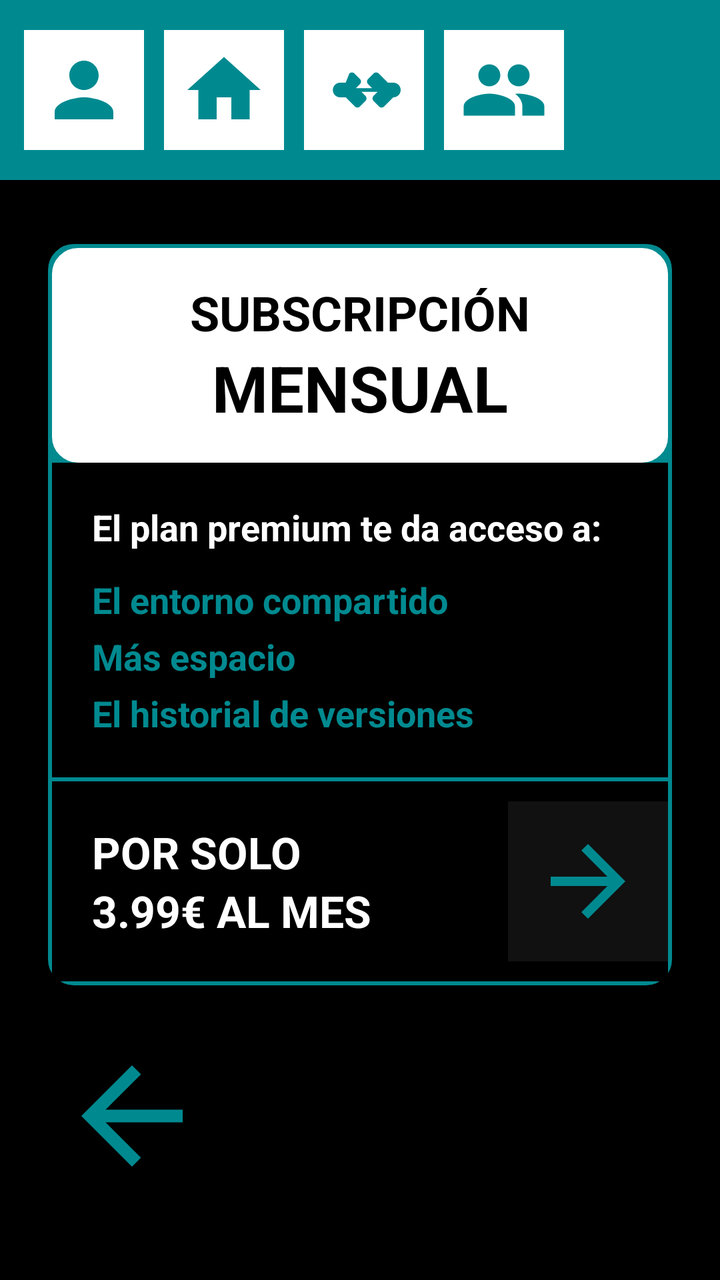
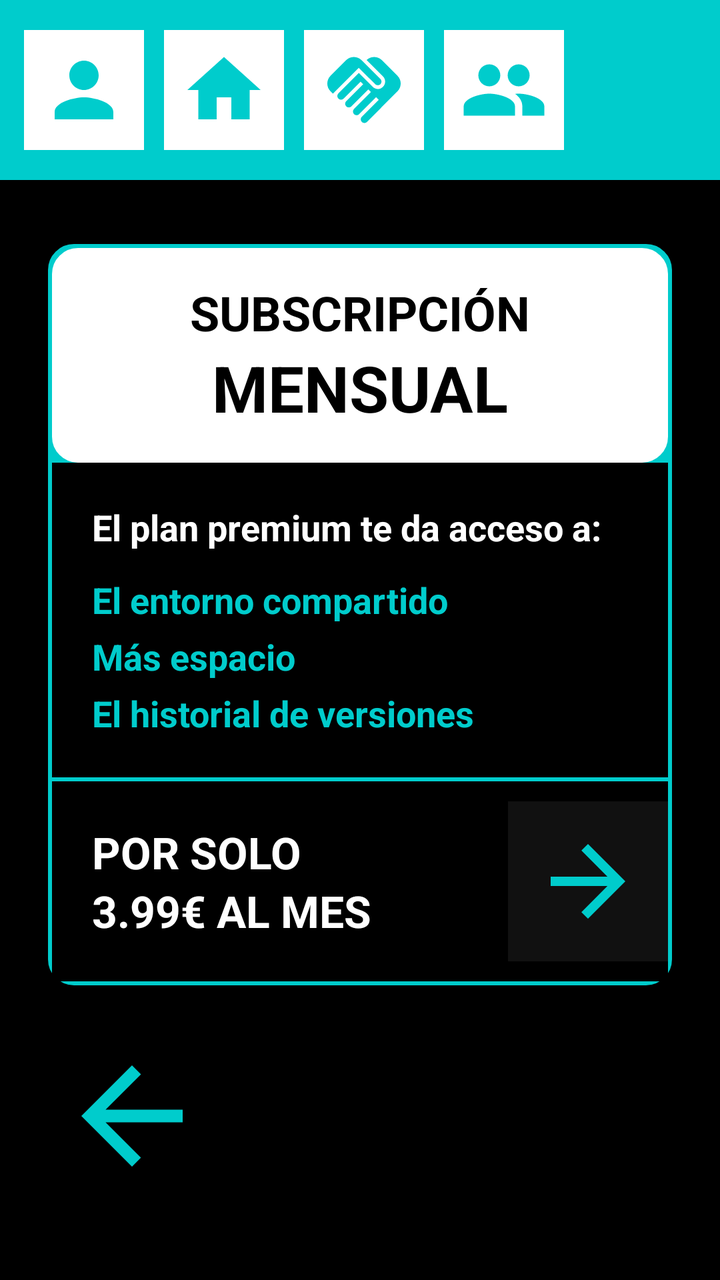

Two renders of the same Android screen: before a commit and after it. Below are the layout's source before the change and the commit's diff.
<!-- AndroidManifest.xml: application theme Theme.QuikFile -->
<!-- res/layout/activity_subscription.xml -->
<?xml version="1.0" encoding="utf-8"?>
<androidx.constraintlayout.widget.ConstraintLayout xmlns:android="http://schemas.android.com/apk/res/android"
    xmlns:app="http://schemas.android.com/apk/res-auto"
    xmlns:tools="http://schemas.android.com/tools"
    android:layout_width="match_parent"
    android:layout_height="match_parent"
    android:background="@color/background_black"
    tools:context=".SubscriptionActivity">

    
    <LinearLayout
        android:id="@+id/topBar"
        android:layout_width="match_parent"
        android:layout_height="90dp"
        android:background="@color/blue_app"
        android:gravity="center_vertical"
        android:orientation="horizontal"
        android:paddingStart="12dp"
        android:paddingEnd="12dp"
        android:elevation="4dp"
        app:layout_constraintTop_toTopOf="parent">

        <ImageView
            android:id="@+id/btnSettingsTop"
            android:layout_width="60dp"
            android:layout_height="60dp"
            android:layout_marginEnd="10dp"
            android:background="@color/white"
            android:padding="8dp"
            android:src="@drawable/ic_person"
            app:tint="@color/blue_app" />

        <ImageView
            android:id="@+id/btnHomeTop"
            android:layout_width="60dp"
            android:layout_height="60dp"
            android:layout_marginEnd="10dp"
            android:background="@color/white"
            android:padding="8dp"
            android:src="@drawable/ic_home"
            app:tint="@color/blue_app" />

        <ImageView
            android:id="@+id/btnSharedTop"
            android:layout_width="60dp"
            android:layout_height="60dp"
            android:layout_marginEnd="10dp"
            android:background="@color/white"
            android:padding="8dp"
            android:src="@drawable/ic_handshake"
            app:tint="@color/blue_app" />

        <ImageView
            android:id="@+id/btnLoginTop"
            android:layout_width="60dp"
            android:layout_height="60dp"
            android:background="@color/white"
            android:padding="8dp"
            android:src="@drawable/ic_group"
            app:tint="@color/blue_app" />
    </LinearLayout>

    
    <LinearLayout
        android:id="@+id/subscriptionCard"
        android:layout_width="match_parent"
        android:layout_height="wrap_content"
        android:layout_marginStart="24dp"
        android:layout_marginTop="32dp"
        android:layout_marginEnd="24dp"
        android:background="@drawable/search_bar_background"
        android:backgroundTint="@color/blue_app"
        android:orientation="vertical"
        android:padding="2dp"
        app:layout_constraintTop_toBottomOf="@id/topBar">

        
        <LinearLayout
            android:layout_width="match_parent"
            android:layout_height="wrap_content"
            android:background="@drawable/search_bar_background"
            android:backgroundTint="@color/white"
            android:gravity="center"
            android:orientation="vertical"
            android:padding="16dp">

            <TextView
                android:layout_width="wrap_content"
                android:layout_height="wrap_content"
                android:text="SUBSCRIPCIÓN"
                android:textColor="@color/black"
                android:textSize="24sp"
                android:textStyle="bold" />

            <TextView
                android:layout_width="wrap_content"
                android:layout_height="wrap_content"
                android:text="MENSUAL"
                android:textColor="@color/black"
                android:textSize="32sp"
                android:textStyle="bold" />
        </LinearLayout>

        
        <LinearLayout
            android:layout_width="match_parent"
            android:layout_height="wrap_content"
            android:background="@color/background_black"
            android:orientation="vertical"
            android:padding="20dp">

            <TextView
                android:layout_width="wrap_content"
                android:layout_height="wrap_content"
                android:text="El plan premium te da acceso a:"
                android:textColor="@color/white"
                android:textSize="18sp"
                android:textStyle="bold" />

            <TextView
                android:layout_width="wrap_content"
                android:layout_height="wrap_content"
                android:layout_marginTop="12dp"
                android:text="El entorno compartido"
                android:textColor="@color/blue_app"
                android:textSize="18sp"
                android:textStyle="bold" />

            <TextView
                android:layout_width="wrap_content"
                android:layout_height="wrap_content"
                android:layout_marginTop="4dp"
                android:text="Más espacio"
                android:textColor="@color/blue_app"
                android:textSize="18sp"
                android:textStyle="bold" />

            <TextView
                android:layout_width="wrap_content"
                android:layout_height="wrap_content"
                android:layout_marginTop="4dp"
                android:text="El historial de versiones"
                android:textColor="@color/blue_app"
                android:textSize="18sp"
                android:textStyle="bold" />
        </LinearLayout>

        
        <LinearLayout
            android:layout_width="match_parent"
            android:layout_height="wrap_content"
            android:background="@color/background_black"
            android:gravity="center_vertical"
            android:orientation="horizontal"
            android:paddingStart="20dp"
            android:paddingTop="10dp"
            android:paddingBottom="10dp"
            android:layout_marginTop="2dp">

            <LinearLayout
                android:layout_width="0dp"
                android:layout_height="wrap_content"
                android:layout_weight="1"
                android:orientation="vertical">

                <TextView
                    android:layout_width="wrap_content"
                    android:layout_height="wrap_content"
                    android:text="POR SOLO"
                    android:textColor="@color/white"
                    android:textSize="22sp"
                    android:textStyle="bold" />

                <TextView
                    android:layout_width="wrap_content"
                    android:layout_height="wrap_content"
                    android:text="3.99€ AL MES"
                    android:textColor="@color/white"
                    android:textSize="22sp"
                    android:textStyle="bold" />
            </LinearLayout>

            <ImageView
                android:id="@+id/btnSubscribeAction"
                android:layout_width="80dp"
                android:layout_height="80dp"
                android:background="#111111"
                android:padding="12dp"
                android:src="@drawable/ic_arrow_forward"
                app:tint="@color/blue_app" />
        </LinearLayout>
    </LinearLayout>

    
    <ImageView
        android:id="@+id/btnBack"
        android:layout_width="100dp"
        android:layout_height="100dp"
        android:layout_marginStart="16dp"
        android:layout_marginBottom="32dp"
        android:padding="12dp"
        android:src="@drawable/ic_arrow_back"
        app:layout_constraintBottom_toBottomOf="parent"
        app:layout_constraintStart_toStartOf="parent"
        app:tint="@color/blue_app" />

</androidx.constraintlayout.widget.ConstraintLayout>
<!-- resources referenced by this layout -->
<resources>
  <color name="background_black">#000000</color>//si lo he puesto todo bien sobraria este
  <color name="black">#FF000000</color>
  <color name="blue_app">#008A90</color>
  <color name="white">#FFFFFFFF</color>
  <!-- drawable ic_arrow_back (drawable) -->
  <vector xmlns:android="http://schemas.android.com/apk/res/android"
      android:width="24dp"
      android:height="24dp"
      android:viewportWidth="24"
      android:viewportHeight="24">
    <path
        android:fillColor="@color/black"
        android:pathData="M20,11H7.83l5.59,-5.59L12,4l-8,8 8,8 1.41,-1.41L7.83,13H20v-2z"/>
  </vector>
  <!-- drawable ic_arrow_forward (drawable) -->
  <vector xmlns:android="http://schemas.android.com/apk/res/android"
      android:width="24dp"
      android:height="24dp"
      android:viewportWidth="24"
      android:viewportHeight="24">
    <path
        android:fillColor="@color/black"
        android:pathData="M12,4l-1.41,1.41L16.17,11H4v2h12.17l-5.58,5.59L12,20l8,-8z"/>
  </vector>
  <!-- drawable ic_group (drawable) -->
  <?xml version="1.0" encoding="utf-8"?>
  <vector xmlns:android="http://schemas.android.com/apk/res/android"
      android:width="24dp"
      android:height="24dp"
      android:viewportWidth="24"
      android:viewportHeight="24">
      <path
          android:fillColor="#000000"
          android:pathData="M16,11c1.66,0 2.99,-1.34 2.99,-3S17.66,5 16,5s-3,1.34 -3,3 1.34,3 3,3zM8,11c1.66,0 2.99,-1.34 2.99,-3S9.66,5 8,5 5,6.34 5,8s1.34,3 3,3zM8,13c-2.33,0 -7,1.17 -7,3.5V19h14v-2.5c0,-2.33 -4.67,-3.5 -7,-3.5zM16,13c-0.29,0 -0.62,0.02 -0.97,0.05 1.16,0.84 1.97,1.97 1.97,3.45V19h6v-2.5c0,-2.33 -4.67,-3.5 -7,-3.5z"/>
  </vector>
  <!-- drawable ic_handshake (drawable) -->
  <?xml version="1.0" encoding="utf-8"?>
  <vector xmlns:android="http://schemas.android.com/apk/res/android"
      android:width="24dp"
      android:height="24dp"
      android:viewportWidth="24"
      android:viewportHeight="24">
      <path
          android:fillColor="#000000"
          android:pathData="M22,12c0,-1.1 -0.9,-2 -2,-2h-1.5l-2.5,-2.5c-0.39,-0.39 -1.01,-0.39 -1.4,0l-1.5,1.5c-0.39,0.39 -0.39,1.01 0,1.4l1.1,1.1h-4.4l1.1,-1.1c0.39,-0.39 0.39,-1.01 0,-1.4l-1.5,-1.5c-0.39,-0.39 -1.01,-0.39 -1.4,0L7,10H5.5c-1.1,0 -2,0.9 -2,2s0.9,2 2,2h1.5l2.5,2.5c0.39,0.39 1.01,0.39 1.4,0l1.5,-1.5c0.39,-0.39 0.39,-1.01 0,-1.4l-1.1,-1.1h4.4l-1.1,1.1c-0.39,0.39 -0.39,1.01 0,1.4l1.5,1.5c0.39,0.39 1.01,0.39 1.4,0l2.5,-2.5H20c1.1,0 2,-0.9 2,-2z"/>
  </vector>
  <!-- drawable ic_home (drawable) -->
  <?xml version="1.0" encoding="utf-8"?>
  <vector xmlns:android="http://schemas.android.com/apk/res/android"
      android:width="24dp"
      android:height="24dp"
      android:viewportWidth="24"
      android:viewportHeight="24">
      <path
          android:fillColor="#000000"
          android:pathData="M10,20V14H14V20H19V12H22L12,3L2,12H5V20H10Z"/>
  </vector>
  <!-- drawable ic_person (drawable) -->
  <?xml version="1.0" encoding="utf-8"?>
  <vector xmlns:android="http://schemas.android.com/apk/res/android"
      android:width="24dp"
      android:height="24dp"
      android:viewportWidth="24"
      android:viewportHeight="24">
      <path
          android:fillColor="#000000"
          android:pathData="M12,12c2.21,0 4,-1.79 4,-4s-1.79,-4 -4,-4 -4,1.79 -4,4 1.79,4 4,4zM12,14c-2.67,0 -8,1.34 -8,4v2h16v-2c0,-2.66 -5.33,-4 -8,-4z"/>
  </vector>
  <!-- drawable search_bar_background (drawable) -->
  <?xml version="1.0" encoding="utf-8"?>
  <shape xmlns:android="http://schemas.android.com/apk/res/android">
      <solid android:color="@color/white" />
      <corners android:radius="12dp" />
      <stroke android:width="2dp" android:color="@color/blue_app" />
  </shape>
  <style name="Theme.QuikFile" parent="Base.Theme.QuikFile" />
  <style name="Base.Theme.QuikFile" parent="Theme.Material3.DayNight.NoActionBar">
          
          
      </style>
</resources>

<!-- the commit's change to res/layout/activity_subscription.xml (unified diff, before → after) -->
@@ -4,7 +4,7 @@
     xmlns:tools="http://schemas.android.com/tools"
     android:layout_width="match_parent"
     android:layout_height="match_parent"
-    android:background="@color/background_black"
+    android:background="@color/black"
     tools:context=".SubscriptionActivity">
 
     
@@ -105,7 +105,7 @@
         <LinearLayout
             android:layout_width="match_parent"
             android:layout_height="wrap_content"
-            android:background="@color/background_black"
+            android:background="@color/black"
             android:orientation="vertical"
             android:padding="20dp">
 
@@ -149,7 +149,7 @@
         <LinearLayout
             android:layout_width="match_parent"
             android:layout_height="wrap_content"
-            android:background="@color/background_black"
+            android:background="@color/black"
             android:gravity="center_vertical"
             android:orientation="horizontal"
             android:paddingStart="20dp"
<!-- resource entries referenced after the edit -->
@@ -1,8 +1,7 @@
 <!-- resources referenced by this layout -->
 <resources>
-  <color name="background_black">#000000</color>//si lo he puesto todo bien sobraria este
   <color name="black">#FF000000</color>
-  <color name="blue_app">#008A90</color>
+  <color name="blue_app">#00CCCC</color>
   <color name="white">#FFFFFFFF</color>
   <!-- drawable ic_arrow_back (drawable) -->
   <vector xmlns:android="http://schemas.android.com/apk/res/android"
@@ -36,15 +35,10 @@
           android:pathData="M16,11c1.66,0 2.99,-1.34 2.99,-3S17.66,5 16,5s-3,1.34 -3,3 1.34,3 3,3zM8,11c1.66,0 2.99,-1.34 2.99,-3S9.66,5 8,5 5,6.34 5,8s1.34,3 3,3zM8,13c-2.33,0 -7,1.17 -7,3.5V19h14v-2.5c0,-2.33 -4.67,-3.5 -7,-3.5zM16,13c-0.29,0 -0.62,0.02 -0.97,0.05 1.16,0.84 1.97,1.97 1.97,3.45V19h6v-2.5c0,-2.33 -4.67,-3.5 -7,-3.5z"/>
   </vector>
   <!-- drawable ic_handshake (drawable) -->
-  <?xml version="1.0" encoding="utf-8"?>
-  <vector xmlns:android="http://schemas.android.com/apk/res/android"
-      android:width="24dp"
-      android:height="24dp"
-      android:viewportWidth="24"
-      android:viewportHeight="24">
-      <path
-          android:fillColor="#000000"
-          android:pathData="M22,12c0,-1.1 -0.9,-2 -2,-2h-1.5l-2.5,-2.5c-0.39,-0.39 -1.01,-0.39 -1.4,0l-1.5,1.5c-0.39,0.39 -0.39,1.01 0,1.4l1.1,1.1h-4.4l1.1,-1.1c0.39,-0.39 0.39,-1.01 0,-1.4l-1.5,-1.5c-0.39,-0.39 -1.01,-0.39 -1.4,0L7,10H5.5c-1.1,0 -2,0.9 -2,2s0.9,2 2,2h1.5l2.5,2.5c0.39,0.39 1.01,0.39 1.4,0l1.5,-1.5c0.39,-0.39 0.39,-1.01 0,-1.4l-1.1,-1.1h4.4l-1.1,1.1c-0.39,0.39 -0.39,1.01 0,1.4l1.5,1.5c0.39,0.39 1.01,0.39 1.4,0l2.5,-2.5H20c1.1,0 2,-0.9 2,-2z"/>
+  <vector xmlns:android="http://schemas.android.com/apk/res/android" android:height="24dp" android:tint="@color/blue_app" android:viewportHeight="24" android:viewportWidth="24" android:width="24dp">
+  
+      <path android:fillColor="@android:color/white" android:pathData="M16.48,10.41c-0.39,0.39 -1.04,0.39 -1.43,0l-4.47,-4.46l-7.05,7.04l-0.66,-0.63c-1.17,-1.17 -1.17,-3.07 0,-4.24l4.24,-4.24c1.17,-1.17 3.07,-1.17 4.24,0L16.48,9C16.87,9.39 16.87,10.02 16.48,10.41zM17.18,8.29c0.78,0.78 0.78,2.05 0,2.83c-1.27,1.27 -2.61,0.22 -2.83,0l-3.76,-3.76l-5.57,5.57c-0.39,0.39 -0.39,1.02 0,1.41c0.39,0.39 1.02,0.39 1.42,0l4.62,-4.62l0.71,0.71l-4.62,4.62c-0.39,0.39 -0.39,1.02 0,1.41c0.39,0.39 1.02,0.39 1.42,0l4.62,-4.62l0.71,0.71l-4.62,4.62c-0.39,0.39 -0.39,1.02 0,1.41c0.39,0.39 1.02,0.39 1.41,0l4.62,-4.62l0.71,0.71l-4.62,4.62c-0.39,0.39 -0.39,1.02 0,1.41c0.39,0.39 1.02,0.39 1.41,0l8.32,-8.34c1.17,-1.17 1.17,-3.07 0,-4.24l-4.24,-4.24c-1.15,-1.15 -3.01,-1.17 -4.18,-0.06L17.18,8.29z"/>
+  
   </vector>
   <!-- drawable ic_home (drawable) -->
   <?xml version="1.0" encoding="utf-8"?>
